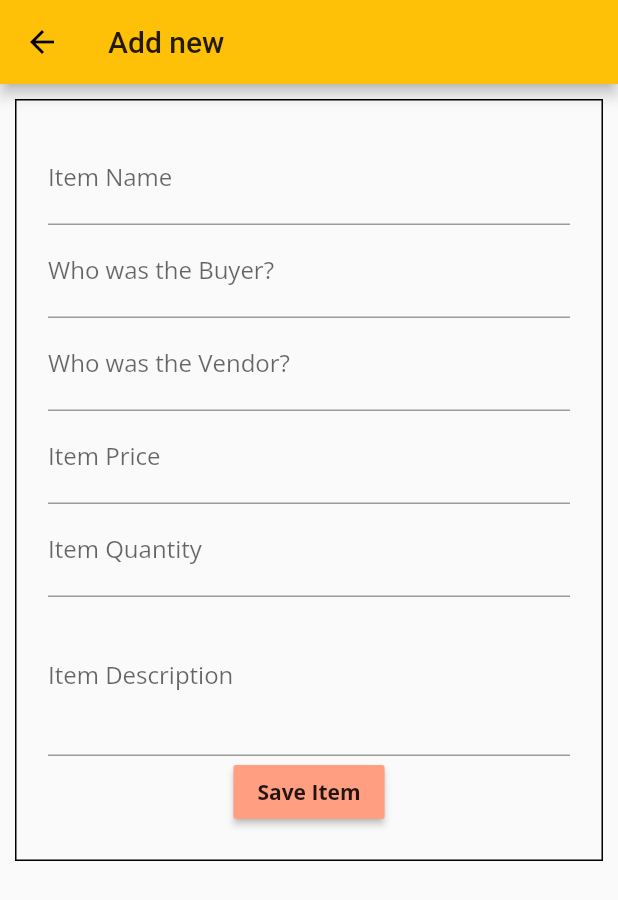
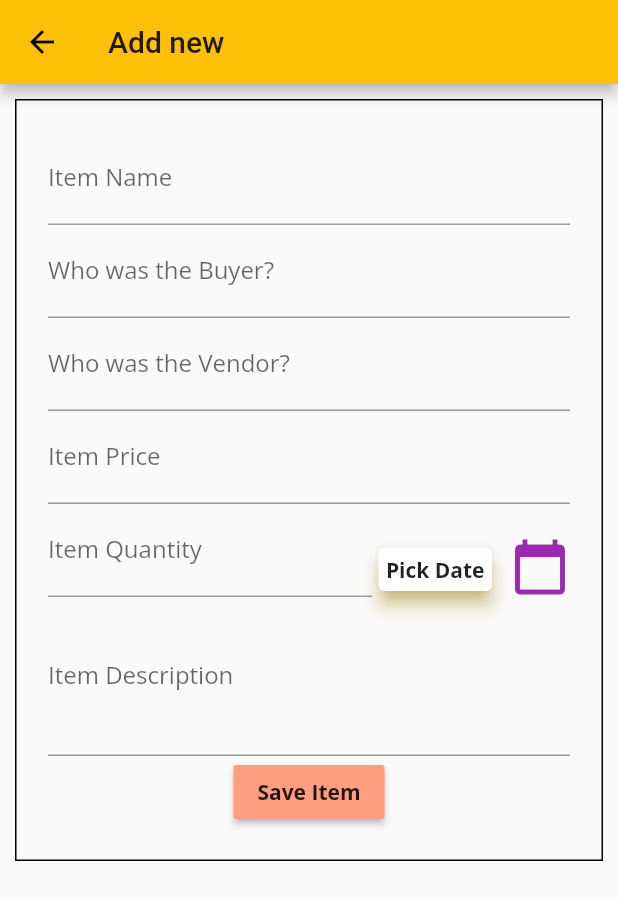
Before and after one commit to msharibahmed/zfr_inventory_app, a Flutter app: the BrakesItemListScreen screen opened by its route, after a tap on the "add" icon, on a phone screen of 412 x 824 dp. Shown: the top 900 px of the screen. Run offline on Flutter 3.47's test engine with Material 2 defaults, Android fonts, the phone set to English and light mode, and no system bars; our stand-ins replace fl_chart, google_fonts.

Commit message:
completed add item

```diff
--- a/lib/provider/departments_provider/brakes.dart
+++ b/lib/provider/departments_provider/brakes.dart
@@ -9,7 +9,7 @@ class BrakesProvider with ChangeNotifier {
       itemId: 'p4',
       itemName: 'A Pan',
       itemBuyer: 'Anas',
-      itemDate: DateTime.now(),
+      itemDate: DateTime(2020,11,1),
       itemDescription: 'Prepare any meal you want.',
       itemQuantity: 7,
       itemVendor: 'Natonal ltd',
@@ -33,6 +33,8 @@ class BrakesProvider with ChangeNotifier {
     feb.forEach((element) {
       total += element.itemCost * element.itemQuantity;
     });
+        notifyListeners();
+
     return total;
   }
 
--- a/lib/provider/departments_provider/chassis.dart
+++ b/lib/provider/departments_provider/chassis.dart
@@ -9,11 +9,11 @@ class ChassisProvider with ChangeNotifier {
       itemId: 'p4',
       itemName: 'A Pan',
       itemBuyer: 'Anas',
-      itemDate: DateTime.now(),
+      itemDate: DateTime(2020, 1, 1),
       itemDescription: 'Prepare any meal you want.',
       itemQuantity: 8,
       itemVendor: 'Natonal ltd',
-      itemCost: 49.99,
+      itemCost: 39.99,
     ),
   ];
   List<ItemModel> get items => [..._items];
@@ -35,6 +35,8 @@ class ChassisProvider with ChangeNotifier {
     feb.forEach((element) {
       total += element.itemCost * element.itemQuantity;
     });
+    notifyListeners();
+
     return total;
   }
 
--- a/lib/provider/departments_provider/cooling.dart
+++ b/lib/provider/departments_provider/cooling.dart
@@ -35,6 +35,8 @@ class CoolingProvider with ChangeNotifier {
     feb.forEach((element) {
       total += element.itemCost * element.itemQuantity;
     });
+        notifyListeners();
+
     return total;
   }
 
--- a/lib/provider/departments_provider/drive_train.dart
+++ b/lib/provider/departments_provider/drive_train.dart
@@ -35,6 +35,8 @@ class DriveTrainProvider with ChangeNotifier {
     feb.forEach((element) {
       total += element.itemCost * element.itemQuantity;
     });
+        notifyListeners();
+
     return total;
   }
 
--- a/lib/provider/departments_provider/electronics.dart
+++ b/lib/provider/departments_provider/electronics.dart
@@ -25,6 +25,8 @@ class ElectronicsProvider with ChangeNotifier {
     jan.forEach((element) {
       total += element.itemCost * element.itemQuantity;
     });
+        notifyListeners();
+
     return total;
   }
 
--- a/lib/provider/departments_provider/exhaust.dart
+++ b/lib/provider/departments_provider/exhaust.dart
@@ -35,6 +35,8 @@ class ExhaustProvider with ChangeNotifier {
     feb.forEach((element) {
       total += element.itemCost * element.itemQuantity;
     });
+        notifyListeners();
+
     return total;
   }
 
--- a/lib/provider/departments_provider/intake.dart
+++ b/lib/provider/departments_provider/intake.dart
@@ -35,6 +35,8 @@ class IntakeProvider with ChangeNotifier {
     feb.forEach((element) {
       total += element.itemCost * element.itemQuantity;
     });
+        notifyListeners();
+
     return total;
   }
 
--- a/lib/provider/departments_provider/miscellaneous.dart
+++ b/lib/provider/departments_provider/miscellaneous.dart
@@ -35,6 +35,8 @@ class MiscellaneousProvider with ChangeNotifier {
     feb.forEach((element) {
       total += element.itemCost * element.itemQuantity;
     });
+        notifyListeners();
+
     return total;
   }
 
--- a/lib/provider/departments_provider/steering.dart
+++ b/lib/provider/departments_provider/steering.dart
@@ -34,6 +34,8 @@ class SteeringProvider with ChangeNotifier {
     feb.forEach((element) {
       total += element.itemCost * element.itemQuantity;
     });
+        notifyListeners();
+
     return total;
   }
 
--- a/lib/provider/departments_provider/suspension.dart
+++ b/lib/provider/departments_provider/suspension.dart
@@ -35,6 +35,8 @@ class SuspensionProvider with ChangeNotifier {
     feb.forEach((element) {
       total += element.itemCost * element.itemQuantity;
     });
+    notifyListeners();
+
     return total;
   }
 
--- a/lib/provider/other/budget.dart
+++ b/lib/provider/other/budget.dart
@@ -38,6 +38,7 @@ class BudgetProv with ChangeNotifier {
         ChassisProvider().febcost +
         ElectronicsProvider().febcost +
         MiscellaneousProvider().febcost;
+
     return double.parse(value.toStringAsFixed(2));
   }
 
--- a/lib/screens/add_item_screen.dart
+++ b/lib/screens/add_item_screen.dart
@@ -1,4 +1,5 @@
 import 'package:flutter/material.dart';
+import 'package:intl/intl.dart';
 
 import '../models/item_model.dart';
 
@@ -26,7 +27,7 @@ class _AddItemScreenState extends State<AddItemScreen> {
       itemId: null,
       itemName: '',
       itemBuyer: '',
-      itemDate: DateTime.now(),
+      itemDate: null,
       itemQuantity: 0,
       itemVendor: '',
       itemDescription: '',
@@ -227,7 +228,11 @@ class _AddItemScreenState extends State<AddItemScreen> {
                     labelText: 'Item Price',
                   ),
                 ),
-                 TextFormField(
+                Row(
+                  crossAxisAlignment: CrossAxisAlignment.end,
+                  children: [
+                    Expanded(
+                      child: TextFormField(
                         // initialValue: _editProduct.price.toString(),
                         validator: (value) {
                           if (value.isEmpty) {
@@ -253,11 +258,53 @@ class _AddItemScreenState extends State<AddItemScreen> {
                             itemVendor: _editProduct.itemVendor,
                             itemCost: _editProduct.itemCost),
                         focusNode: _quantityFocus,
-                  onFieldSubmitted: (_) =>
-                      FocusScope.of(context).requestFocus(_descriptionFocus),
+                        onFieldSubmitted: (_) => FocusScope.of(context)
+                            .requestFocus(_descriptionFocus),
                         decoration: InputDecoration(
                           labelText: 'Item Quantity',
                         ),
+                      ),
+                    ),
+                    Card(
+                        elevation: 5,
+                        shadowColor: Colors.amber,
+                        child: Padding(
+                          padding: const EdgeInsets.all(5.0),
+                          child: Text(
+                              _editProduct.itemDate == null
+                                  ? 'Pick Date'
+                                  : DateFormat('dd MMM, yyyy')
+                                      .format(_editProduct.itemDate),
+                              style: TextStyle(fontWeight: FontWeight.bold)),
+                        )),
+                    IconButton(
+                        icon: Icon(
+                          Icons.calendar_today,
+                          size: 40,
+                          color: Colors.purple,
+                        ),
+                        onPressed: () {
+                          showDatePicker(
+                                  context: context,
+                                  initialDate: DateTime.now(),
+                                  firstDate: DateTime(2020),
+                                  lastDate: DateTime(2021))
+                              .then((value) {
+
+                         setState(() {
+                              _editProduct = ItemModel(
+                                itemId: _editProduct.itemId,
+                                itemName: _editProduct.itemName,
+                                itemBuyer: _editProduct.itemBuyer,
+                                itemDate: value,
+                                itemDescription: _editProduct.itemDescription,
+                                itemQuantity: _editProduct.itemQuantity,
+                                itemVendor: _editProduct.itemVendor,
+                                itemCost: _editProduct.itemCost);
+                         });
+                          });
+                        })
+                  ],
                 ),
                 TextFormField(
                   // initialValue: _editProduct.description,
--- a/lib/screens/sub_department_screens/steering_screen.dart.dart
+++ b/lib/screens/sub_department_screens/steering_screen.dart.dart
@@ -10,7 +10,7 @@ class SteeringItemListScreen extends StatelessWidget {
 
   @override
   Widget build(BuildContext context) {
-    final itemData = Provider.of<SteeringProvider>(context, );
+    final itemData = Provider.of<SteeringProvider>(context);
     return Scaffold(
       floatingActionButton: FloatingActionButton(
         onPressed: () {
--- a/lib/widgets/cost_chart .dart
+++ b/lib/widgets/cost_chart .dart
@@ -15,6 +15,8 @@ class _LineChartSample2State extends State<LineChartSample2> {
     const Color(0xff23b6e6),
     const Color(0xff02d39a),
   ];
+
+  // bool showAvg = false;
 
   @override
   Widget build(BuildContext context) {
--- a/lib/widgets/drawer_widget.dart
+++ b/lib/widgets/drawer_widget.dart
@@ -22,7 +22,6 @@ class DrawerWidget extends StatelessWidget {
           ),
           onTap: () {
             Navigator.pop(context);
-
             Navigator.pushReplacementNamed(context, screenName);
           },
         ),
```
Lines whose indentation alone changed are shown as unchanged.
